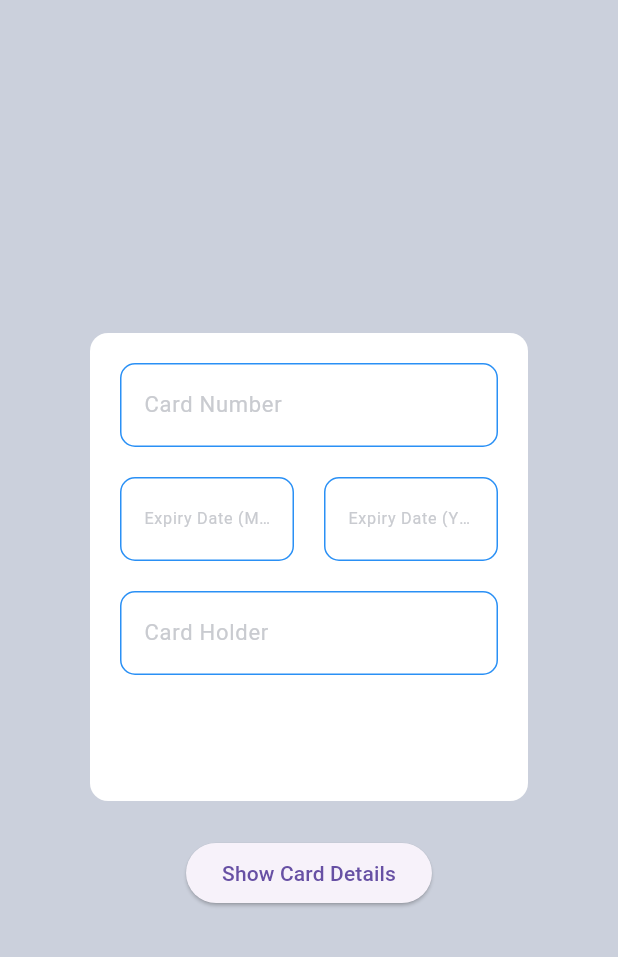
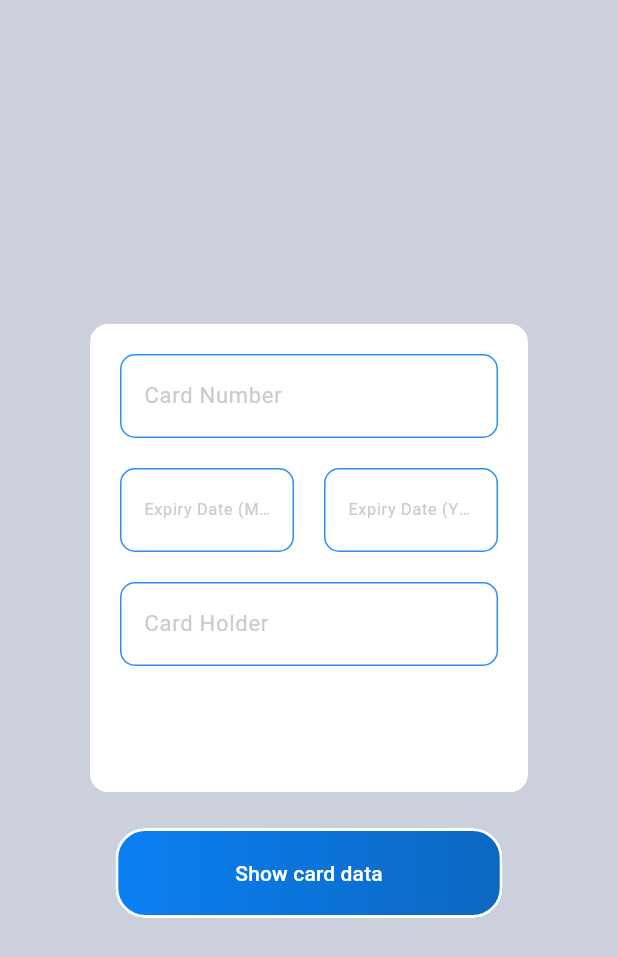
Before and after one commit to Flutter-gg-1/Assignment-13, a Flutter app: the screen it shows after launch, on a phone screen of 412 x 824 dp. Shown: the top 957 px of the screen. Run offline on Flutter 3.47's test engine with Material 3 defaults, Android fonts, the phone set to English and light mode, and no system bars.

Commit message:
Modifing main file

```diff
--- a/lib/core/constants/colors.dart
+++ b/lib/core/constants/colors.dart
@@ -5,4 +5,9 @@ class AppColors {
   static const Color TextFormFieldBorder = Color(0xFF2A90F5);
   static const Color errorText = Color(0xFFE53935);
   static const Color labelColor = Color(0xFFC9CBD0);
+  static const Color gradientStart = Color(0xFF0B80F3);
+  static const Color gradientEnd = Color(0xFF0C67C0);
+
+  static const Color cardGradientStart = Color(0xFF2B2222);
+  static const Color cardGradientEnd = Color(0xFF6E6565);
 }
--- a/lib/screens/credit_card_screen.dart
+++ b/lib/screens/credit_card_screen.dart
@@ -13,7 +13,8 @@ class _CreditCardScreenState extends State<CreditCardScreen> {
   final _formKey = GlobalKey<FormState>();
 
   TextEditingController cardNumberController = TextEditingController();
-  TextEditingController expiryDateController = TextEditingController();
+  TextEditingController mmDateController = TextEditingController();
+  TextEditingController yyDateController = TextEditingController();
   TextEditingController cardHolderController = TextEditingController();
 
   @override
@@ -89,7 +90,7 @@ class _CreditCardScreenState extends State<CreditCardScreen> {
                           children: [
                             Expanded(
                               child: TextFormField(
-                                controller: expiryDateController,
+                                controller: mmDateController,
                                 decoration: InputDecoration(
                                     enabledBorder: OutlineInputBorder(
                                       borderSide: BorderSide(
@@ -141,6 +142,7 @@ class _CreditCardScreenState extends State<CreditCardScreen> {
                             const SizedBox(width: 20),
                             Expanded(
                               child: TextFormField(
+                                controller: yyDateController,
                                 decoration: InputDecoration(
                                     enabledBorder: OutlineInputBorder(
                                       borderSide: BorderSide(
@@ -236,36 +238,92 @@ class _CreditCardScreenState extends State<CreditCardScreen> {
                 ),
               ),
               const SizedBox(height: 20),
-              ElevatedButton(
+              Ink(
+                decoration: BoxDecoration(
+                  gradient: LinearGradient(
+                    colors: [
+                      AppColors.gradientStart,
+                      AppColors.gradientEnd,
+                    ],
+                    begin: Alignment.centerLeft,
+                    end: Alignment.centerRight,
+                  ),
+                  borderRadius: BorderRadius.circular(20),
+                ),
+                child: ElevatedButton(
                   onPressed: () {
                     if (_formKey.currentState?.validate() ?? false) {
                       showDialog(
   context: context,
   builder: (context) {
     return AlertDialog(
-                          title: const Text('Card Details'),
-                          content: Column(
+      backgroundColor: Colors.transparent,
+      contentPadding: EdgeInsets.zero,
+      elevation: 0,
+      content: Container(
+        decoration: BoxDecoration(
+          gradient: LinearGradient(
+            colors: [
+              AppColors.cardGradientStart,
+              AppColors.cardGradientEnd,
+            ],
+            begin: Alignment.topLeft,
+            end: Alignment.bottomRight,
+          ),
+          borderRadius: BorderRadius.circular(20),
+        ),
+        child: Padding(
+          padding: const EdgeInsets.all(20.0),
+          child: Column(
             mainAxisSize: MainAxisSize.min,
             children: [
-                              Text('Card Number: ${cardNumberController.text}'),
-                              Text('Expiry Date: ${expiryDateController.text}'),
-                              Text('Card Holder: ${cardHolderController.text}'),
+              Row(
+                children: [
+                  Text(cardNumberController.text, style: const TextStyle(letterSpacing: 2, fontWeight: FontWeight.bold, color: Colors.white)),
                 ],
               ),
-                          actions: [
-                            TextButton(
-                              onPressed: () {
-                                Navigator.of(context).pop();
-                              },
-                              child: const Text('Close'),
+              const SizedBox(height: 10),
+              Row(
+                children: [
+                  Text(mmDateController.text, style: const TextStyle(letterSpacing: 2, fontWeight: FontWeight.bold, color: Colors.white, fontSize: 8)),
+                ],
+              ),
+              Row(
+                children: [
+                  Text(yyDateController.text, style: const TextStyle(letterSpacing: 2, fontWeight: FontWeight.bold, color: Colors.white, fontSize: 8)),
+                ],
+              ),
+              const SizedBox(height: 10),
+              Row(
+                children: [
+                  Text(cardHolderController.text, style: const TextStyle(letterSpacing: 2, fontWeight: FontWeight.bold, color: Colors.white)),
+                ],
               ),
             ],
+          ),
+        ),
+      ),
     );
   },
 );
+
                     }
                   },
-                child: const Text('Show Card Details'),
+                  style: ElevatedButton.styleFrom(
+                    backgroundColor: Colors.transparent,
+                    foregroundColor: Colors.white,
+                    side: const BorderSide(color: Colors.white, width: 2),
+                    padding: const EdgeInsets.symmetric(
+                      horizontal: 80,
+                      vertical: 20,
+                    ),
+                    shape: RoundedRectangleBorder(
+                      borderRadius: BorderRadius.circular(20),
+                    ),
+                    elevation: 0,
+                  ),
+                  child: const Text('Show card data'),
+                ),
               ),
             ],
           ),
```
Lines whose indentation alone changed are shown as unchanged.
